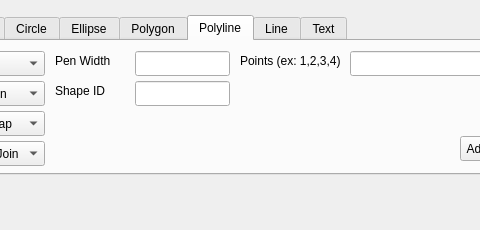
yosmo78/ScrumOfTheEarth, file Group Project/ScrumOfTheEarth/addshape.ui: the form before one commit; both pictures show x 152 to 632 and y 0 to 230 of the 720 by 230 pixel window.
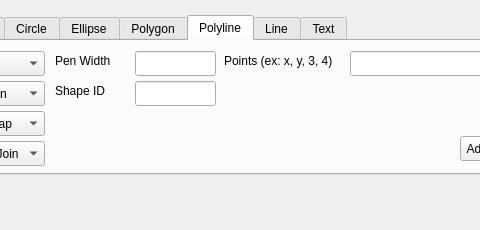
The form after the commit. The open tabs and pages were chosen to show the change.

Commit message: implemented adding rectangle and circle

What changed in the file:
```diff
--- a/Group Project/ScrumOfTheEarth/addshape.ui
+++ b/Group Project/ScrumOfTheEarth/addshape.ui
@@ -2360,7 +2360,7 @@
        <rect>
         <x>270</x>
         <y>40</y>
-        <width>95</width>
+        <width>81</width>
         <height>25</height>
        </rect>
       </property>
@@ -2459,7 +2459,7 @@
        <rect>
         <x>270</x>
         <y>10</y>
-        <width>95</width>
+        <width>81</width>
         <height>25</height>
        </rect>
       </property>
@@ -2493,14 +2493,14 @@
      <widget class="QLabel" name="PPointsLabel">
       <property name="geometry">
        <rect>
-        <x>375</x>
+        <x>359</x>
         <y>10</y>
-        <width>105</width>
+        <width>121</width>
         <height>20</height>
        </rect>
       </property>
       <property name="text">
-       <string>Points (ex: 1,2,3,4)</string>
+       <string>Points (ex: x, y, 3, 4)</string>
       </property>
      </widget>
      <widget class="QLineEdit" name="PPoints">
```
Left out of the diff: 26 changed lines with no effect on the pictures. The commit also changes 2 other files.
